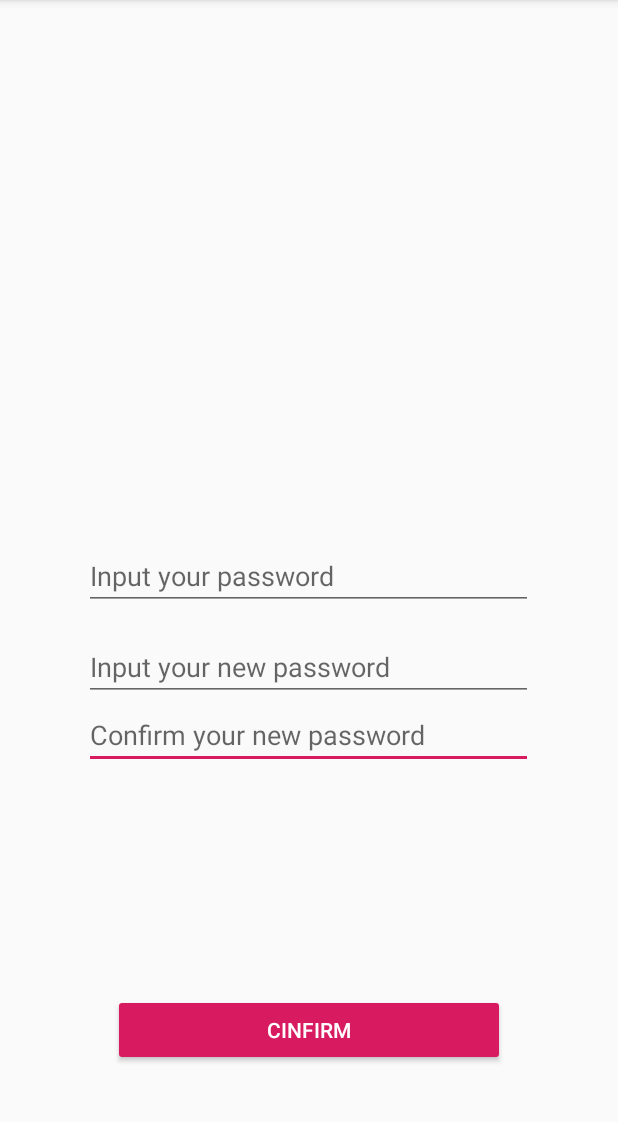
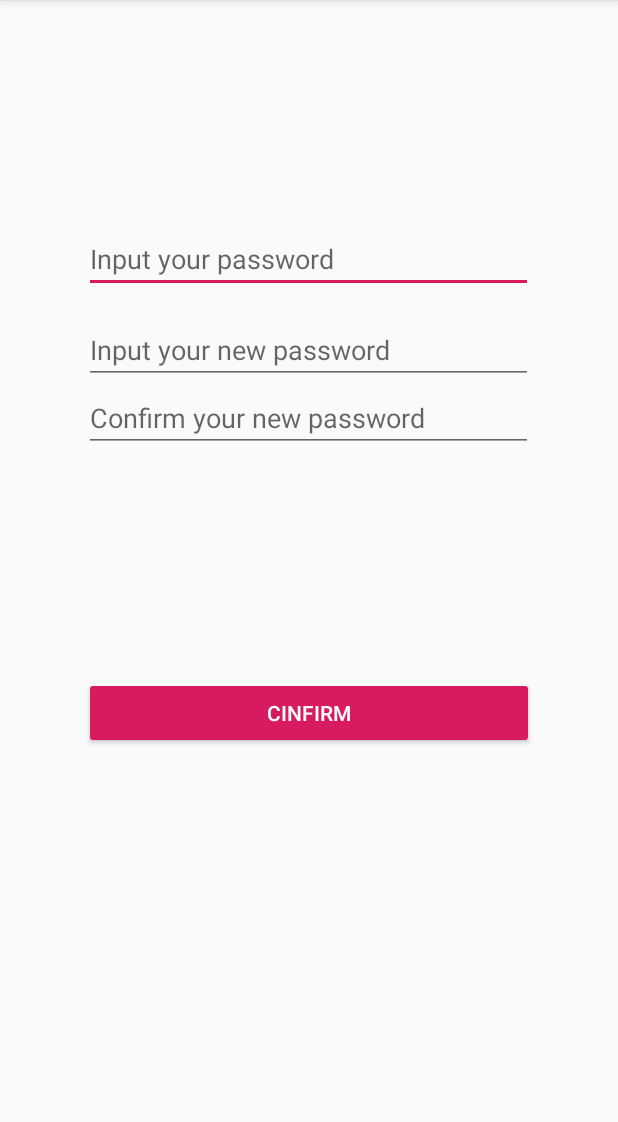
Before and after one commit to gongzhenmu/ChatChat, an Android app: the ChangePasswordActivity screen opened directly, with no data from a screen before it, on a phone screen of 412 x 824 dp, the part 84-1206 px from its top. Run offline under Robolectric (Android 15) with nearby library versions, the phone set to English and light mode, and no system bars; our stand-ins replace Firebase (no records; nobody signed in at launch, a user with empty details on screens opened directly).

```diff
--- a/ChatChat/app/src/main/java/com/example/chatchat/CreateProfileActivity.java
+++ b/ChatChat/app/src/main/java/com/example/chatchat/CreateProfileActivity.java
@@ -61,7 +61,7 @@ public class CreateProfileActivity extends AppCompatActivity {
                 if (task.isSuccessful()) {
                     // Sign in success, update UI with the signed-in user's information
                     Toast.makeText(CreateProfileActivity.this, "successfully created user profile", Toast.LENGTH_LONG).show();
-                    Intent intent = new Intent(CreateProfileActivity.this, MainPageActivity.class);
+                    Intent intent = new Intent(CreateProfileActivity.this, ExploreActivity.class);
                     startActivity(intent);
                     finish();
                 } else {
--- a/ChatChat/app/src/main/java/com/example/chatchat/SearchActivity.java
+++ b/ChatChat/app/src/main/java/com/example/chatchat/SearchActivity.java
@@ -45,12 +45,15 @@ public class SearchActivity extends AppCompatActivity {
         adapter = new ChatRoomListAdapter(chatrooms, SearchActivity.this);
         recyclerView.setAdapter(adapter);
         button = findViewById(R.id.search_button);
-        Query chatroomQuery = db.collection("Chatroom").whereEqualTo("chatName", mSearch.getText().toString());
+        //Query chatroomQuery = db.collection("Chatroom").whereEqualTo("chatName", mSearch.getText().toString());
         Log.d("ChatroomList", "getting query from db");
         button.setOnClickListener(new View.OnClickListener() {
             @Override
             public void onClick(View v) {
-                Query chatroomQuery = db.collection("Chatroom").whereEqualTo("chatName", mSearch.getText().toString());
+                chatrooms.clear();
+                adapter.notifyDataSetChanged();
+                Query chatroomQuery = db.collection("Chatroom").
+                        orderBy("chatName", Query.Direction.ASCENDING).startAt( mSearch.getText().toString()).endAt(mSearch.getText().toString()+ "\uf8ff");
                 Log.d("ChatroomList", "getting query from db");
                 chatroomQuery.get().addOnCompleteListener(new OnCompleteListener<QuerySnapshot>() {
                     @Override
@@ -59,7 +62,7 @@ public class SearchActivity extends AppCompatActivity {
                             Log.d("ChatroomList", "getting rooms from db");
 
                             for (QueryDocumentSnapshot chatroomDoc : task.getResult()) {
-                                Log.d("ChatroomList", "getting single room attributes from db");
+                                //Log.d("ChatroomList", "getting single room attributes from db");
                                 String category = (String) chatroomDoc.getData().get(Chatroom.CATEGORY);
                                 String chatName = (String) chatroomDoc.getData().get(Chatroom.CHAT_NAME);
                                 String description = (String) chatroomDoc.getData().get(Chatroom.DESCRIPTION);
@@ -67,7 +70,6 @@ public class SearchActivity extends AppCompatActivity {
                                 String creater_name = (String) chatroomDoc.getData().get(Chatroom.CREATER);
                                 String date = (String) chatroomDoc.getData().get(Chatroom.DATE);
                                 String chat_id = (String) chatroomDoc.getData().get(Chatroom.CHAT_ID);
-
                                 Chatroom tempChat = new Chatroom(chatName, category, creater_name, date);
                                 tempChat.setChatId(chat_id);
                                 tempChat.setLikes(likes);
--- a/ChatChat/app/src/main/java/com/example/chatchat/SignUpActivity.java
+++ b/ChatChat/app/src/main/java/com/example/chatchat/SignUpActivity.java
@@ -68,7 +68,7 @@ public class SignUpActivity extends AppCompatActivity {
                 public void onComplete(@NonNull Task<AuthResult> task) {
                     if (task.isSuccessful()) {
                         // Sign in success, update UI with the signed-in user's information
-                        Toast.makeText(SignUpActivity.this, "successfully add user to authentication", Toast.LENGTH_LONG).show();
+                        //Toast.makeText(SignUpActivity.this, "successfully add user to authentication", Toast.LENGTH_LONG).show();
                         FirebaseUser user = firebaseAuth.getCurrentUser();
                         addUser();
                     } else {
@@ -90,7 +90,7 @@ public class SignUpActivity extends AppCompatActivity {
                 .addOnSuccessListener(new OnSuccessListener<Void>() {
                     @Override
                     public void onSuccess(Void aVoid) {
-                        Toast.makeText(SignUpActivity.this, "successfully create an account", Toast.LENGTH_LONG).show();
+                        //Toast.makeText(SignUpActivity.this, "successfully create an account", Toast.LENGTH_LONG).show();
                         Intent intent = new Intent(SignUpActivity.this, ExploreActivity.class);
                         startActivity(intent);
                         finish();
--- a/ChatChat/app/src/main/res/layout/change_password.xml
+++ b/ChatChat/app/src/main/res/layout/change_password.xml
@@ -1,50 +1,60 @@
 <?xml version="1.0" encoding="utf-8"?>
-<RelativeLayout xmlns:android="http://schemas.android.com/apk/res/android"
+<ScrollView xmlns:android="http://schemas.android.com/apk/res/android"
     xmlns:tools="http://schemas.android.com/tools"
     android:layout_width="match_parent"
     android:layout_height="match_parent"
     tools:context=".LoginActivity">
+    <LinearLayout
+        android:layout_width="match_parent"
+        android:layout_height="match_parent"
+        android:orientation="vertical">
 
-    <Button
-        android:id="@+id/btnChange_passWord"
-        android:layout_width="261dp"
-        android:layout_height="wrap_content"
-        android:layout_below="@+id/txtNewPassAgain"
-        android:layout_centerHorizontal="true"
-        android:layout_marginBottom="140dp"
-        android:backgroundTint="@color/colorAccent"
-        android:text="cinfirm"
-        android:textColor="@android:color/white" />
+        <EditText
+            android:id="@+id/txtPassword"
+            android:layout_width="299dp"
+            android:layout_height="wrap_content"
+            android:layout_marginTop="150dp"
+            android:ems="10"
+            android:layout_gravity="center"
+            android:hint="Input your password"
+            android:inputType="textPassword" />
+        <EditText
+            android:id="@+id/txtNewPass"
+            android:layout_width="299dp"
+            android:layout_height="wrap_content"
 
-    <EditText
-        android:id="@+id/txtNewPassAgain"
-        android:layout_width="299dp"
-        android:layout_height="wrap_content"
-        android:layout_below="@+id/txtNewPass"
-        android:layout_centerHorizontal="true"
-        android:layout_marginBottom="150dp"
-        android:ems="10"
-        android:hint="Confirm your new password"
-        android:inputType="textPassword" />
+            android:layout_gravity="center"
+            android:layout_marginTop="15dp"
+            android:ems="10"
+            android:hint="Input your new password"
+            android:inputType="textPassword" />
+        <EditText
+            android:id="@+id/txtNewPassAgain"
+            android:layout_width="299dp"
+            android:layout_height="wrap_content"
 
-    <EditText
-        android:id="@+id/txtNewPass"
-        android:layout_width="299dp"
-        android:layout_height="wrap_content"
-        android:layout_below="@+id/txtPassword"
-        android:layout_centerInParent="true"
-        android:layout_marginTop="15dp"
-        android:ems="10"
-        android:hint="Input your new password"
-        android:inputType="textPassword" />
+            android:layout_marginBottom="150dp"
+            android:layout_gravity="center"
+            android:ems="10"
+            android:hint="Confirm your new password"
+            android:inputType="textPassword" />
+        <Button
+            android:id="@+id/btnChange_passWord"
+            android:layout_width="300dp"
+            android:layout_height="wrap_content"
+            android:layout_marginBottom="100dp"
+            android:layout_gravity="center"
+            android:backgroundTint="@color/colorAccent"
+            android:text="cinfirm"
+            android:textColor="@android:color/white" />
 
-    <EditText
-        android:id="@+id/txtPassword"
-        android:layout_width="299dp"
-        android:layout_height="wrap_content"
-        android:layout_centerInParent="true"
-        android:ems="10"
-        android:hint="Input your password"
-        android:inputType="textPassword" />
 
-</RelativeLayout>
+
+
+
+
+
+
+    </LinearLayout>
+
+</ScrollView>
```
